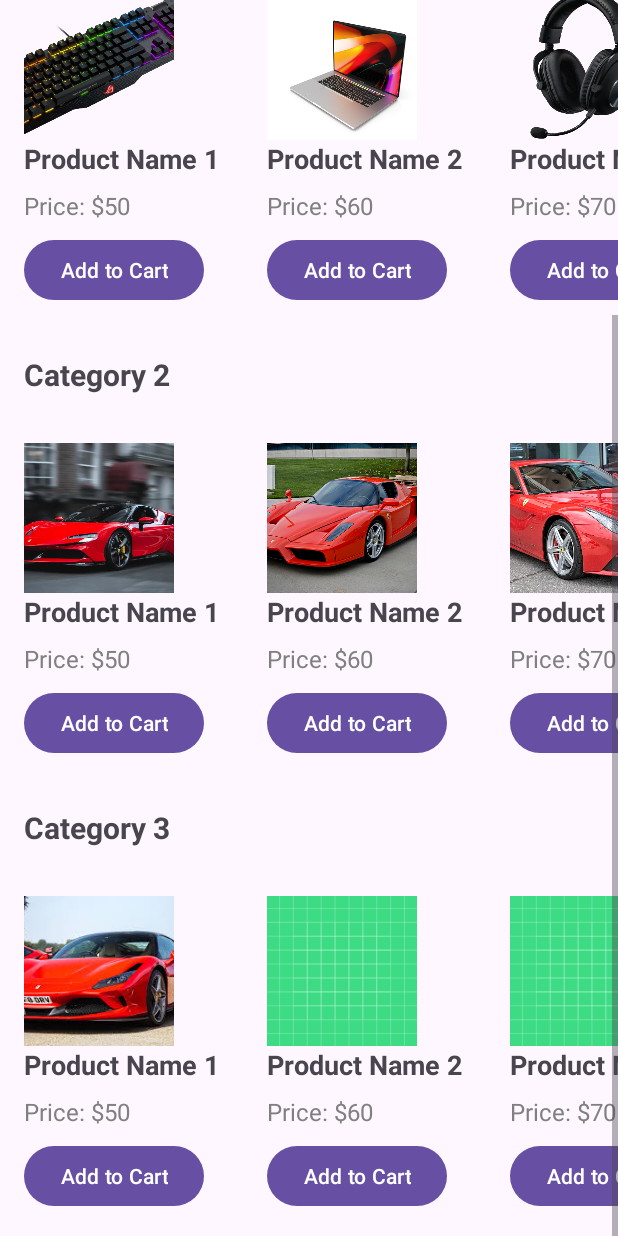
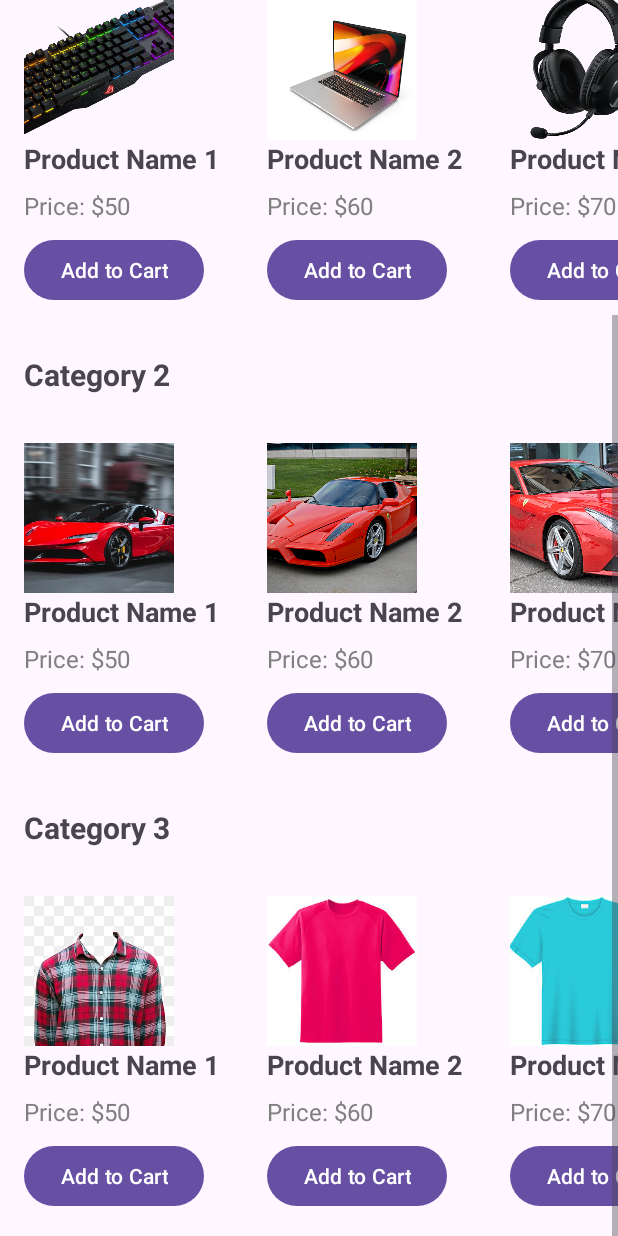
Before and after one commit to john48k/MobDev, an Android app: the product screen opened directly, with no data from a screen before it, scrolled down 282 dp, on a phone screen of 412 x 824 dp. Run offline under Robolectric (Android 15) with nearby library versions, the phone set to English and light mode, and no system bars.

Commit message:
added category 3 products pictures

```diff
--- a/app/src/main/res/layout/activity_product.xml
+++ b/app/src/main/res/layout/activity_product.xml
@@ -114,35 +114,35 @@
                         <!--  Products for Category 3  -->
                         <!--  Product 1  -->
                         <LinearLayout android:id="@+id/cat3product1" android:layout_width="wrap_content" android:layout_height="wrap_content" android:orientation="vertical" android:padding="16dp">
-                            <ImageView android:layout_width="100dp" android:layout_height="100dp" android:src="@drawable/c7" android:scaleType="centerCrop"/>
+                            <ImageView android:layout_width="100dp" android:layout_height="100dp" android:src="@drawable/a1" android:scaleType="centerCrop"/>
                             <TextView android:layout_width="wrap_content" android:layout_height="wrap_content" android:text="Product Name 1" android:textSize="18sp" android:textStyle="bold"  android:clickable="true" android:onClick="searchProduct"/>
                             <TextView android:layout_width="wrap_content" android:layout_height="wrap_content" android:text="Price: $50" android:textSize="16sp" android:textColor="#808080" android:layout_marginTop="8dp"/>
                             <Button android:layout_width="wrap_content" android:layout_height="wrap_content" android:text="Add to Cart" android:layout_marginTop="8dp" android:id="@+id/button_add_to_cart_product11"/>
                         </LinearLayout>
                         <!--  Product 2  -->
                         <LinearLayout android:id="@+id/cat3product2" android:layout_width="wrap_content" android:layout_height="wrap_content" android:orientation="vertical" android:padding="16dp">
-                            <ImageView android:layout_width="100dp" android:layout_height="100dp" android:src="@drawable/ic_launcher_background" android:scaleType="centerCrop"/>
+                            <ImageView android:layout_width="100dp" android:layout_height="100dp" android:src="@drawable/a2" android:scaleType="centerCrop"/>
                             <TextView android:layout_width="wrap_content" android:layout_height="wrap_content" android:text="Product Name 2" android:textSize="18sp" android:textStyle="bold"  android:clickable="true" android:onClick="searchProduct"/>
                             <TextView android:layout_width="wrap_content" android:layout_height="wrap_content" android:text="Price: $60" android:textSize="16sp" android:textColor="#808080" android:layout_marginTop="8dp"/>
                             <Button android:layout_width="wrap_content" android:layout_height="wrap_content" android:text="Add to Cart" android:layout_marginTop="8dp" android:id="@+id/button_add_to_cart_product12"/>
                         </LinearLayout>
                         <!--  Product 3  -->
                         <LinearLayout android:id="@+id/cat3product3" android:layout_width="wrap_content" android:layout_height="wrap_content" android:orientation="vertical" android:padding="16dp">
-                            <ImageView android:layout_width="100dp" android:layout_height="100dp" android:src="@drawable/ic_launcher_background" android:scaleType="centerCrop"/>
+                            <ImageView android:layout_width="100dp" android:layout_height="100dp" android:src="@drawable/a4" android:scaleType="centerCrop"/>
                             <TextView android:layout_width="wrap_content" android:layout_height="wrap_content" android:text="Product Name 3" android:textSize="18sp" android:textStyle="bold" android:clickable="true" android:onClick="searchProduct"/>
                             <TextView android:layout_width="wrap_content" android:layout_height="wrap_content" android:text="Price: $70" android:textSize="16sp" android:textColor="#808080" android:layout_marginTop="8dp"/>
                             <Button android:layout_width="wrap_content" android:layout_height="wrap_content" android:text="Add to Cart" android:layout_marginTop="8dp" android:id="@+id/button_add_to_cart_product13"/>
                         </LinearLayout>
                         <!--  Product 4  -->
                         <LinearLayout android:id="@+id/cat3product4" android:layout_width="wrap_content" android:layout_height="wrap_content" android:orientation="vertical" android:padding="16dp">
-                            <ImageView android:layout_width="100dp" android:layout_height="100dp" android:src="@drawable/ic_launcher_background" android:scaleType="centerCrop"/>
+                            <ImageView android:layout_width="100dp" android:layout_height="100dp" android:src="@drawable/a5" android:scaleType="centerCrop"/>
                             <TextView android:layout_width="wrap_content" android:layout_height="wrap_content" android:text="Product Name 4" android:textSize="18sp" android:textStyle="bold"  android:clickable="true" android:onClick="searchProduct"/>
                             <TextView android:layout_width="wrap_content" android:layout_height="wrap_content" android:text="Price: $80" android:textSize="16sp" android:textColor="#808080" android:layout_marginTop="8dp"/>
                             <Button android:layout_width="wrap_content" android:layout_height="wrap_content" android:text="Add to Cart" android:layout_marginTop="8dp" android:id="@+id/button_add_to_cart_product14"/>
                         </LinearLayout>
                         <!--  Product 5  -->
                         <LinearLayout android:id="@+id/cat3product5" android:layout_width="wrap_content" android:layout_height="wrap_content" android:orientation="vertical" android:padding="16dp">
-                            <ImageView android:layout_width="100dp" android:layout_height="100dp" android:src="@drawable/ic_launcher_background" android:scaleType="centerCrop"/>
+                            <ImageView android:layout_width="100dp" android:layout_height="100dp" android:src="@drawable/a6" android:scaleType="centerCrop"/>
                             <TextView android:layout_width="wrap_content" android:layout_height="wrap_content" android:text="Product Name 5" android:textSize="18sp" android:textStyle="bold" android:clickable="true" android:onClick="searchProduct"/>
                             <TextView android:layout_width="wrap_content" android:layout_height="wrap_content" android:text="Price: $90" android:textSize="16sp" android:textColor="#808080" android:layout_marginTop="8dp"/>
                             <Button android:layout_width="wrap_content" android:layout_height="wrap_content" android:text="Add to Cart" android:layout_marginTop="8dp" android:id="@+id/button_add_to_cart_product15"/>
```
Also changed, not shown: app/src/main/res/drawable-hdpi/a1.jpg (added), app/src/main/res/drawable-hdpi/a2.jpg (added), app/src/main/res/drawable-hdpi/a3.jpg (added), app/src/main/res/drawable-hdpi/a4.jpg (added), app/src/main/res/drawable-hdpi/a6.jpg (added), app/src/main/res/drawable-hdpi/a7.jpg (added), app/src/main/res/drawable-hdpi/a8.jpg (added), 1 other file.
